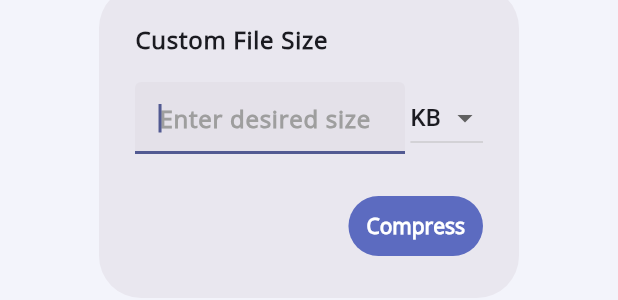
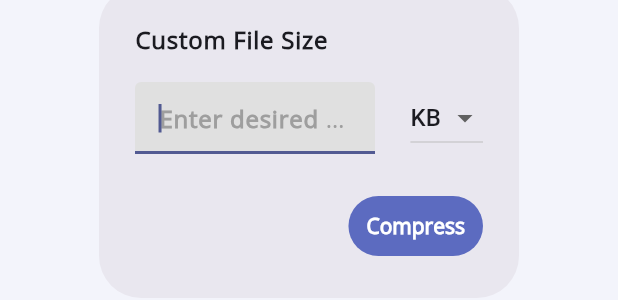
Before and after one commit to andy-ife/Compresso, a Flutter app: the CustomCompressionSizeDialog widget shown alone on an empty page, opened directly with empty values, on a phone screen of 412 x 824 dp. Shown: the part 476-776 px from the top of the screen. Run offline on Flutter 3.47's test engine with Material 3 defaults, Android fonts, the light colour scheme and no system bars; our stand-ins replace flutter_image_compress, image_picker, photo_view, share_plus; missing offline and left inert: gallery_saver_plus, image_size_getter; generated files the repository leaves out were written again.

Commit message:
fix colors

```diff
--- a/lib/components/custom_compression_dialog.dart
+++ b/lib/components/custom_compression_dialog.dart
@@ -35,7 +35,8 @@ class _CustomCompressionSizeDialogState
             keyboardType: TextInputType.number,
             style: theme.textTheme.displayMedium,
             decoration: InputDecoration(
-                constraints: const BoxConstraints(maxWidth: 180.0),
+                constraints: const BoxConstraints(maxWidth: 160.0),
+                fillColor: theme.colorScheme.surfaceDim,
                 hintText: localizations.enterDesiredSize,
                 hintStyle: theme.textTheme.labelMedium,
                 filled: true),
--- a/lib/main.dart
+++ b/lib/main.dart
@@ -23,6 +23,7 @@ class MyApp extends StatelessWidget {
       theme: CompressoTheme.light,
       darkTheme: CompressoTheme.dark,
       themeMode: ThemeMode.system,
+      themeAnimationStyle: AnimationStyle.noAnimation,
       localizationsDelegates: AppLocalizations.localizationsDelegates,
       supportedLocales: AppLocalizations.supportedLocales,
       routes: {
--- a/lib/themes.dart
+++ b/lib/themes.dart
@@ -108,7 +108,7 @@ class CompressoTheme {
             fontFamily: 'Open Sans',
             fontSize: 12.0,
             fontWeight: FontWeight.w600,
-            color: Colors.black,
+            color: Colors.white,
           )),
       iconTheme: const IconThemeData(color: Colors.white));
 }
```
Also changed, not shown: lib/pages/compression_success.dart (+5 -11 lines).
